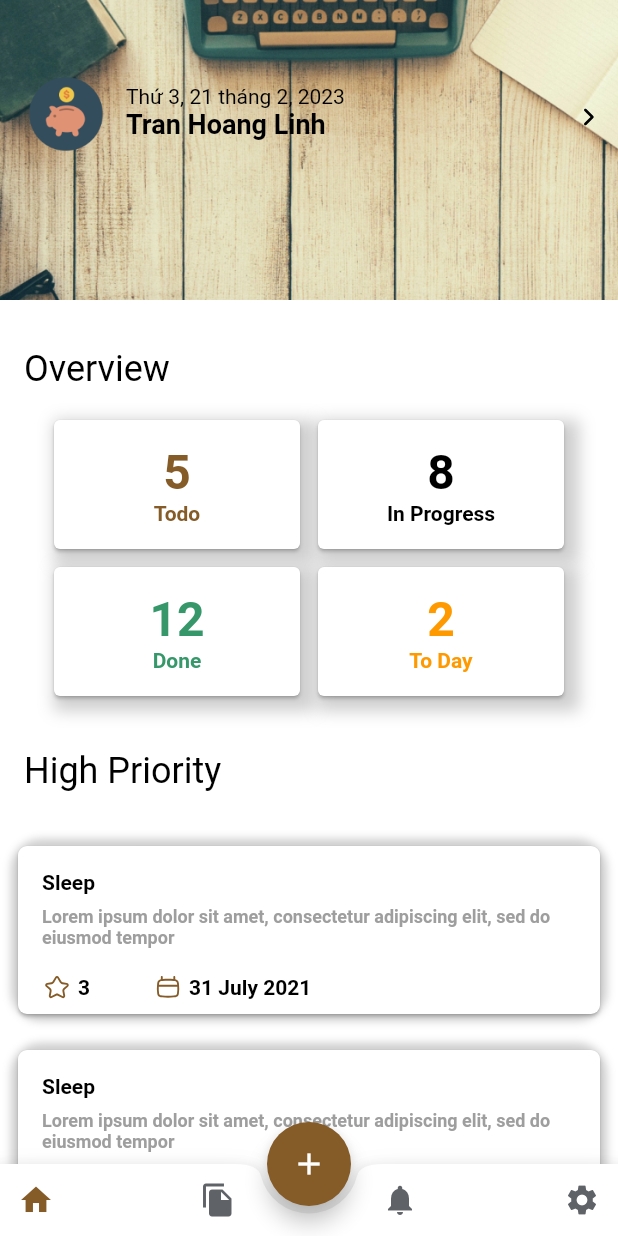
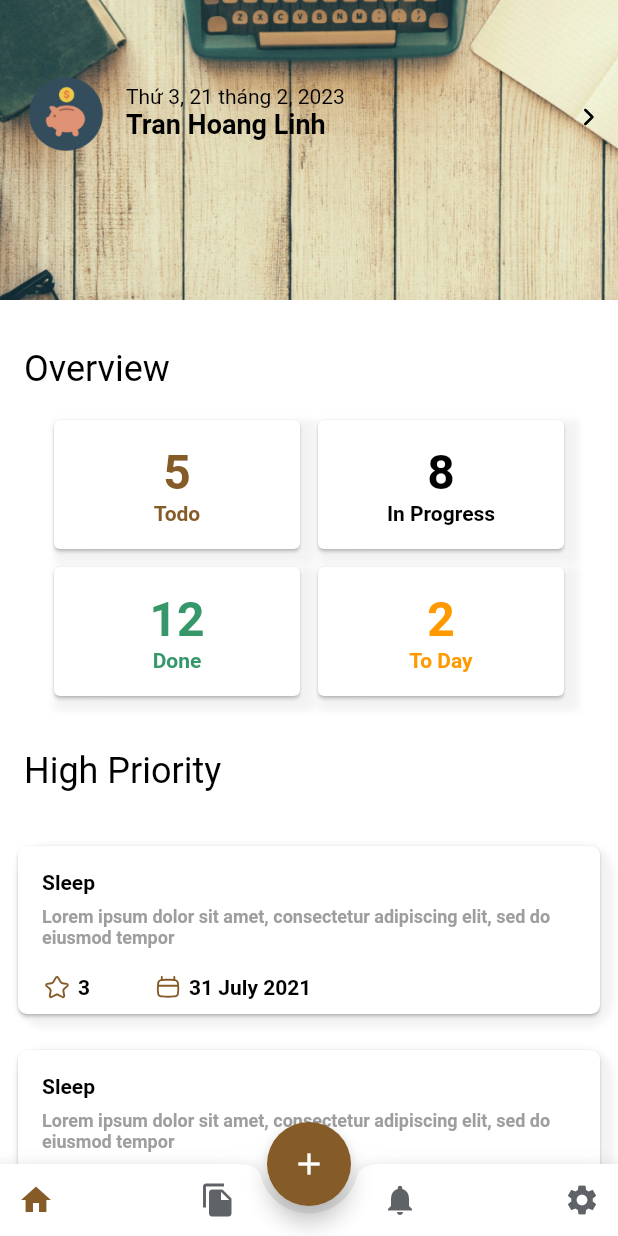
Before and after one commit to nghevabe/TodoApp, a Flutter app: the screen it shows after launch, on a phone screen of 412 x 824 dp. Run offline on Flutter 3.47's test engine with Material 2 defaults, Android fonts, the phone set to English and light mode, and no system bars; our stand-ins replace flutter_svg, hexcolor.

Commit message:
Adding shadow for some components

```diff
--- a/lib/home_screen.dart
+++ b/lib/home_screen.dart
@@ -236,9 +236,9 @@ class CardOverView extends StatelessWidget {
       decoration: BoxDecoration(
         boxShadow: [
           BoxShadow(
-            color: Colors.grey.withOpacity(0.5), //color of shadow
-            spreadRadius: 1, //spread radius
-            blurRadius: 8, // blur radius
+            color: HexColor("#C4C4C4").withOpacity(0.2), //color of shadow
+            spreadRadius: 1.0, //spread radius
+            blurRadius: 3, // blur radius
             offset: const Offset(5, 5), // changes position of shadow
           ),
         ],
--- a/lib/utils/util_components.dart
+++ b/lib/utils/util_components.dart
@@ -145,10 +145,10 @@ class CardTaskItem extends StatelessWidget {
         borderRadius: const BorderRadius.all(Radius.circular(20)),
         boxShadow: [
           BoxShadow(
-            color: Colors.grey.withOpacity(0.5), //color of shadow
-            spreadRadius: 0.2, //spread radius
-            blurRadius: 4, // blur radius
-            offset: const Offset(0, 0), // changes position of shadow
+            color: HexColor("#C4C4C4").withOpacity(0.2), //color of shadow
+            spreadRadius: 1.0, //spread radius
+            blurRadius: 3, // blur radius
+            offset: const Offset(4, 4), // changes position of shadow
           ),
         ],
       ),
```
Also changed, not shown: lib/add_task_screen.dart (+50 -2 lines).
